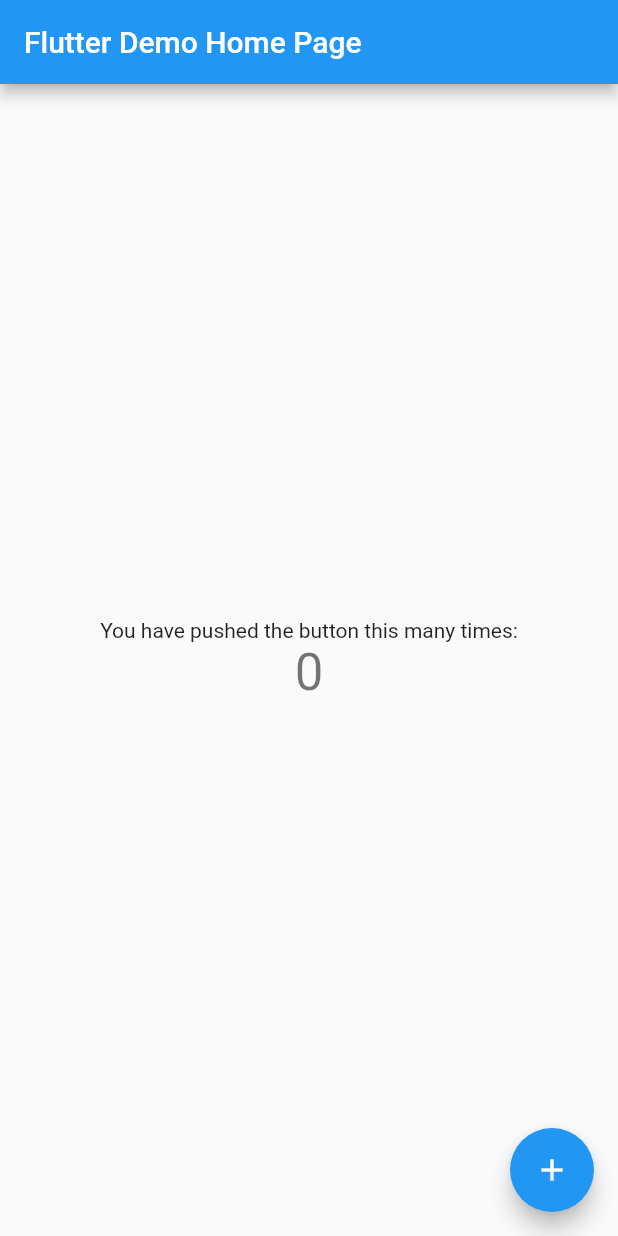
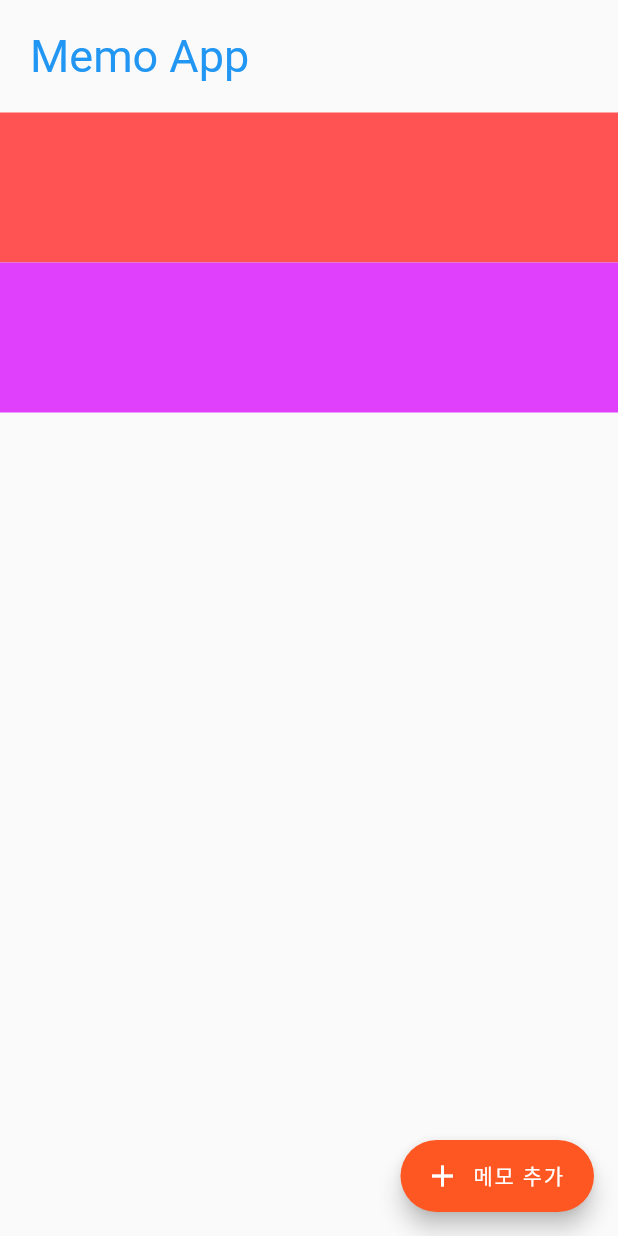
Before and after one commit to hjcwinner/memoapp, a Flutter app: the screen it shows after launch, on a phone screen of 412 x 824 dp. Run offline on Flutter 3.47's test engine with Material 2 defaults, Android fonts, the phone set to English and light mode, and no system bars.

Commit message:
Memo App구조잡기

```diff
--- a/lib/main.dart
+++ b/lib/main.dart
@@ -1,4 +1,6 @@
 import 'package:flutter/material.dart';
+import 'screens/home.dart';
+
 
 void main() {
   runApp(MyApp());
@@ -11,107 +13,9 @@ class MyApp extends StatelessWidget {
     return MaterialApp(
       title: 'Flutter Demo',
       theme: ThemeData(
-        // This is the theme of your application.
-        //
-        // Try running your application with "flutter run". You'll see the
-        // application has a blue toolbar. Then, without quitting the app, try
-        // changing the primarySwatch below to Colors.green and then invoke
-        // "hot reload" (press "r" in the console where you ran "flutter run",
-        // or simply save your changes to "hot reload" in a Flutter IDE).
-        // Notice that the counter didn't reset back to zero; the application
-        // is not restarted.
-        primarySwatch: Colors.blue,
-        // This makes the visual density adapt to the platform that you run
-        // the app on. For desktop platforms, the controls will be smaller and
-        // closer together (more dense) than on mobile platforms.
-        visualDensity: VisualDensity.adaptivePlatformDensity,
+        primarySwatch: Colors.deepOrange, primaryColor: Colors.white
       ),
       home: MyHomePage(title: 'Flutter Demo Home Page'),
     );
   }
 }
-
-class MyHomePage extends StatefulWidget {
-  MyHomePage({Key key, this.title}) : super(key: key);
-
-  // This widget is the home page of your application. It is stateful, meaning
-  // that it has a State object (defined below) that contains fields that affect
-  // how it looks.
-
-  // This class is the configuration for the state. It holds the values (in this
-  // case the title) provided by the parent (in this case the App widget) and
-  // used by the build method of the State. Fields in a Widget subclass are
-  // always marked "final".
-
-  final String title;
-
-  @override
-  _MyHomePageState createState() => _MyHomePageState();
-}
-
-class _MyHomePageState extends State<MyHomePage> {
-  int _counter = 0;
-
-  void _incrementCounter() {
-    setState(() {
-      // This call to setState tells the Flutter framework that something has
-      // changed in this State, which causes it to rerun the build method below
-      // so that the display can reflect the updated values. If we changed
-      // _counter without calling setState(), then the build method would not be
-      // called again, and so nothing would appear to happen.
-      _counter++;
-    });
-  }
-
-  @override
-  Widget build(BuildContext context) {
-    // This method is rerun every time setState is called, for instance as done
-    // by the _incrementCounter method above.
-    //
-    // The Flutter framework has been optimized to make rerunning build methods
-    // fast, so that you can just rebuild anything that needs updating rather
-    // than having to individually change instances of widgets.
-    return Scaffold(
-      appBar: AppBar(
-        // Here we take the value from the MyHomePage object that was created by
-        // the App.build method, and use it to set our appbar title.
-        title: Text(widget.title),
-      ),
-      body: Center(
-        // Center is a layout widget. It takes a single child and positions it
-        // in the middle of the parent.
-        child: Column(
-          // Column is also a layout widget. It takes a list of children and
-          // arranges them vertically. By default, it sizes itself to fit its
-          // children horizontally, and tries to be as tall as its parent.
-          //
-          // Invoke "debug painting" (press "p" in the console, choose the
-          // "Toggle Debug Paint" action from the Flutter Inspector in Android
-          // Studio, or the "Toggle Debug Paint" command in Visual Studio Code)
-          // to see the wireframe for each widget.
-          //
-          // Column has various properties to control how it sizes itself and
-          // how it positions its children. Here we use mainAxisAlignment to
-          // center the children vertically; the main axis here is the vertical
-          // axis because Columns are vertical (the cross axis would be
-          // horizontal).
-          mainAxisAlignment: MainAxisAlignment.center,
-          children: <Widget>[
-            Text(
-              'You have pushed the button this many times:',
-            ),
-            Text(
-              '$_counter',
-              style: Theme.of(context).textTheme.headline4,
-            ),
-          ],
-        ),
-      ),
-      floatingActionButton: FloatingActionButton(
-        onPressed: _incrementCounter,
-        tooltip: 'Increment',
-        child: Icon(Icons.add),
-      ), // This trailing comma makes auto-formatting nicer for build methods.
-    );
-  }
-}
--- /dev/null
+++ b/lib/screens/edit.dart
@@ -0,0 +1,10 @@
+import 'package:flutter/material.dart';
+
+class EditPage extends StatelessWidget {
+  @override
+  Widget build(BuildContext context) {
+    return Container(
+
+    );
+  }
+}
--- /dev/null
+++ b/lib/screens/home.dart
@@ -0,0 +1,63 @@
+import 'package:flutter/cupertino.dart';
+import 'package:flutter/material.dart';
+import 'package:memoapp/screens/edit.dart';
+
+class MyHomePage extends StatefulWidget {
+  MyHomePage({Key key, this.title}) : super(key: key);
+
+  final String title;
+
+  @override
+  _MyHomePageState createState() => _MyHomePageState();
+}
+
+class _MyHomePageState extends State<MyHomePage> {
+  @override
+  Widget build(BuildContext context) {
+    return Scaffold(
+      body: ListView(
+        physics: BouncingScrollPhysics(),
+        children: [
+          Row(
+            children: [
+              Padding(
+                padding: EdgeInsets.only(left: 20, top: 20, bottom: 20),
+                child: Text(
+                  'Memo App',
+                  style: TextStyle(fontSize: 30, color: Colors.blue),
+                ),
+              )
+            ],
+          ),
+          ...Loadlist()
+        ],
+      ),
+      floatingActionButton: FloatingActionButton.extended(
+        onPressed: () {
+          Navigator.push(
+              context, CupertinoPageRoute(builder: (context) => EditPage()));
+        },
+        tooltip: '메모를 추가하려면 클릭하세요',
+        label: Text('메모 추가'),
+        icon: Icon(Icons.add),
+      ),
+    );
+  }
+
+  List<Widget> Loadlist() {
+  List<Widget> ListAdd = [] ;
+  ListAdd.add(Container(color: Colors.redAccent, height: 100));
+  ListAdd.add(Container(color: Colors.purpleAccent, height: 100));
+  return ListAdd;
+}
+}
+
+
+
+// Container(color: Colors.redAccent, height: 100),
+//           Container(color: Colors.orangeAccent, height: 100),
+//           Container(color: Colors.yellowAccent, height: 100),
+//           Container(color: Colors.greenAccent, height: 100),
+//           Container(color: Colors.blueAccent, height: 100),
+//           Container(color: Colors.blueGrey, height: 100),
+//           Container(color: Colors.purpleAccent, height: 100),
```
Also changed, not shown: 1 other file.
